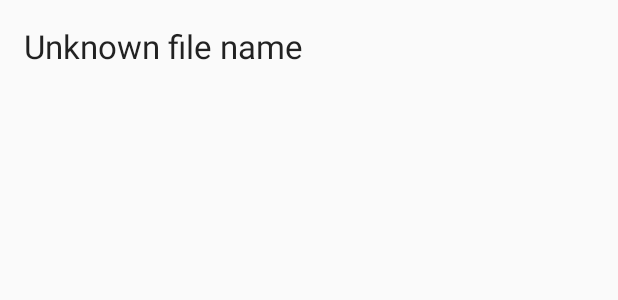
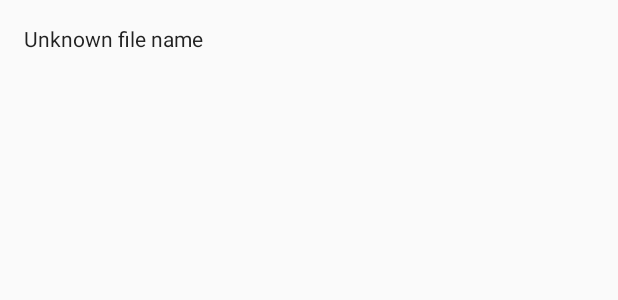
Before and after one commit to ptato/dbbbbb, an Android app: the layout entry_file.xml on its own in the app's theme, with its tools: preview values and no code run, on a phone screen of 412 x 824 dp. Shown: the top 300 px of the screen. Run offline under Robolectric (Android 15) with nearby library versions, the light colour scheme and no system bars.

Commit message:
Adjust file entry layout to a more correct size

```diff
--- a/Client/Android/app/src/main/res/layout/entry_file.xml
+++ b/Client/Android/app/src/main/res/layout/entry_file.xml
@@ -3,7 +3,7 @@
     xmlns:app="http://schemas.android.com/apk/res-auto"
     xmlns:tools="http://schemas.android.com/tools"
     android:layout_width="match_parent"
-    android:layout_height="match_parent">
+    android:layout_height="64dp">
 
     <TextView
         android:id="@+id/label_file_name"
@@ -15,7 +15,7 @@
         android:layout_marginEnd="16dp"
         android:layout_marginRight="16dp"
         android:text="@string/file_name_label_default"
-        android:textAppearance="@style/TextAppearance.AppCompat.Large"
+        android:textAppearance="@style/TextAppearance.AppCompat"
         app:layout_constraintEnd_toEndOf="parent"
         app:layout_constraintStart_toStartOf="parent"
         app:layout_constraintTop_toTopOf="parent" />
```
